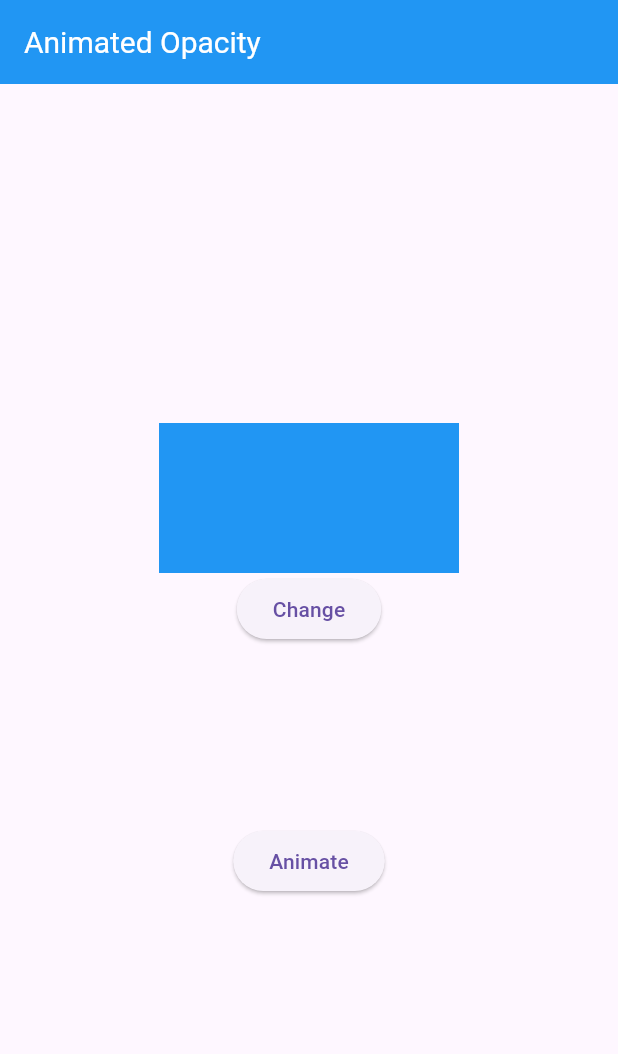
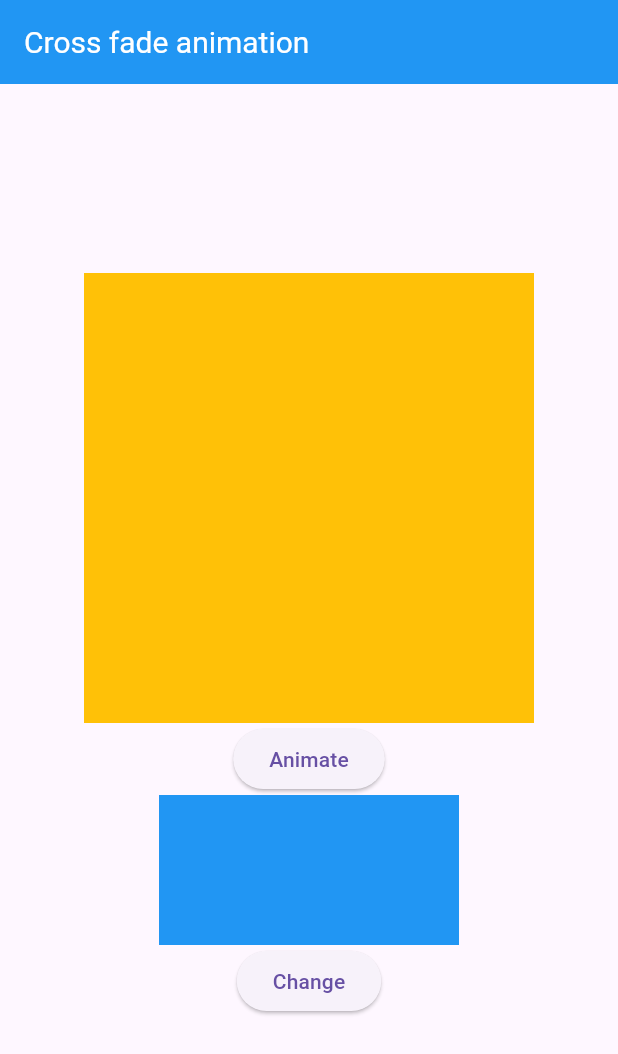
Before and after one commit to DivyaAKumar/FLUTTER-TUTORIAL, a Flutter app: the screen it shows after launch, on a phone screen of 412 x 824 dp. Shown: the top 1054 px of the screen. Run offline on Flutter 3.47's test engine with Material 3 defaults, Android fonts, the phone set to English and light mode, and no system bars; our stand-ins replace font_awesome_flutter.

Commit message:
Cross fade animation

```diff
--- a/lib/main.dart
+++ b/lib/main.dart
@@ -43,25 +43,67 @@ class _MyHomePageState extends State<MyHomePage> {
    var _width = 200.0; //to create pvt field inside dart _ is used before name
   var _height = 100.0;
  var my_opacity =1.0;
+ bool isFirst =true;
+
  bool isVisible =true;
    bool flag =true;
    Color bgColor = Colors.blueGrey;
    Decoration myDecor = BoxDecoration(
     borderRadius: BorderRadius.circular(2)
    );
+
+   @override
+  //  void initState() {
+
+  //   super.initState();
+  //   Timer(Duration(seconds: 4),() {
+  //     reload();
+  //   },);
+  //  }
+    void reload(){
+      setState(() {
+       if (isFirst) {
+          isFirst=false;
+       } else {
+          isFirst=true;
+       }
+      });
+    }
+
   @override
   Widget build(BuildContext context) {
 
     return Scaffold(
         appBar: AppBar(
 
-          title: Text('Animated Opacity'),
+          title: Text('Cross fade animation'),
 
         ),
       body: Center(
         child: Column(
           mainAxisAlignment: MainAxisAlignment.center,
           children: [
+            AnimatedCrossFade(
+            firstChild: Container(
+              width: 300,
+              height: 300,
+              color: Colors.amber,
+
+            ),
+            secondChild: Image.asset("assets/images/Disney.png", width: 200,height: 100, color: Colors.black,),
+            crossFadeState: isFirst ? CrossFadeState.showFirst : CrossFadeState.showSecond,
+            sizeCurve: Curves.fastOutSlowIn,
+            firstCurve: Curves.bounceIn,
+            secondCurve: Curves.bounceInOut,
+
+            duration: Duration(seconds: 2)
+            ),
+
+            ElevatedButton(onPressed: () {
+              reload();
+            }, child: Text("Animate")),
+
+
             AnimatedOpacity(opacity:my_opacity, duration: Duration(seconds: 2),
             curve: Curves.slowMiddle,
             child: Container(
@@ -70,6 +112,7 @@ class _MyHomePageState extends State<MyHomePage> {
               color: Colors.blue,
             ),
             ),
+
             ElevatedButton(onPressed: () {
               setState(() {
                  if (isVisible) {
@@ -85,44 +128,44 @@ class _MyHomePageState extends State<MyHomePage> {
             }, child: Text("Change")),
 
             SizedBox(width: 20,height: 20,),
-            AnimatedContainer(
-              duration: Duration(seconds: 2),
-              width: _width ,
-              curve: Curves.elasticInOut,
-              height: _height,
-              //color: bgColor,
-              decoration: myDecor,
+            // AnimatedContainer(
+            //   duration: Duration(seconds: 2),
+            //   width: _width ,
+            //   curve: Curves.elasticInOut,
+            //   height: _height,
+            //   //color: bgColor,
+            //   decoration: myDecor,
 
-            ),
-            ElevatedButton(onPressed: () {
-              //_width =100.0;
-              //_height =200.0;
+            // ),
+            // ElevatedButton(onPressed: () {
+            //   //_width =100.0;
+            //   //_height =200.0;
 
 
-              setState(() {
-                    //to toggle now
-              if (flag) {
-                _width=100;
-                _height=200;
-               // bgColor = Colors.orange;
-                myDecor = BoxDecoration(
-                  borderRadius: BorderRadius.circular(2),
-                   color: Colors.orange
-                );
-                flag =false;
-              }
-              else{
-                _width=200;
-                _height=100;
-                //bgColor= Colors.blueGrey;
-                 myDecor = BoxDecoration(
-                  borderRadius: BorderRadius.circular(2),
-                  color: Colors.blueGrey
-                );
-                flag=true;
-              }
-              });
-            }, child: Text("Animate"))
+            //   setState(() {
+            //         //to toggle now
+            //   if (flag) {
+            //     _width=100;
+            //     _height=200;
+            //    // bgColor = Colors.orange;
+            //     myDecor = BoxDecoration(
+            //       borderRadius: BorderRadius.circular(2),
+            //        color: Colors.orange
+            //     );
+            //     flag =false;
+            //   }
+            //   else{
+            //     _width=200;
+            //     _height=100;
+            //     //bgColor= Colors.blueGrey;
+            //      myDecor = BoxDecoration(
+            //       borderRadius: BorderRadius.circular(2),
+            //       color: Colors.blueGrey
+            //     );
+            //     flag=true;
+            //   }
+            //   });
+            // }, child: Text("Animate"))
           ],
         ),
       )
```
